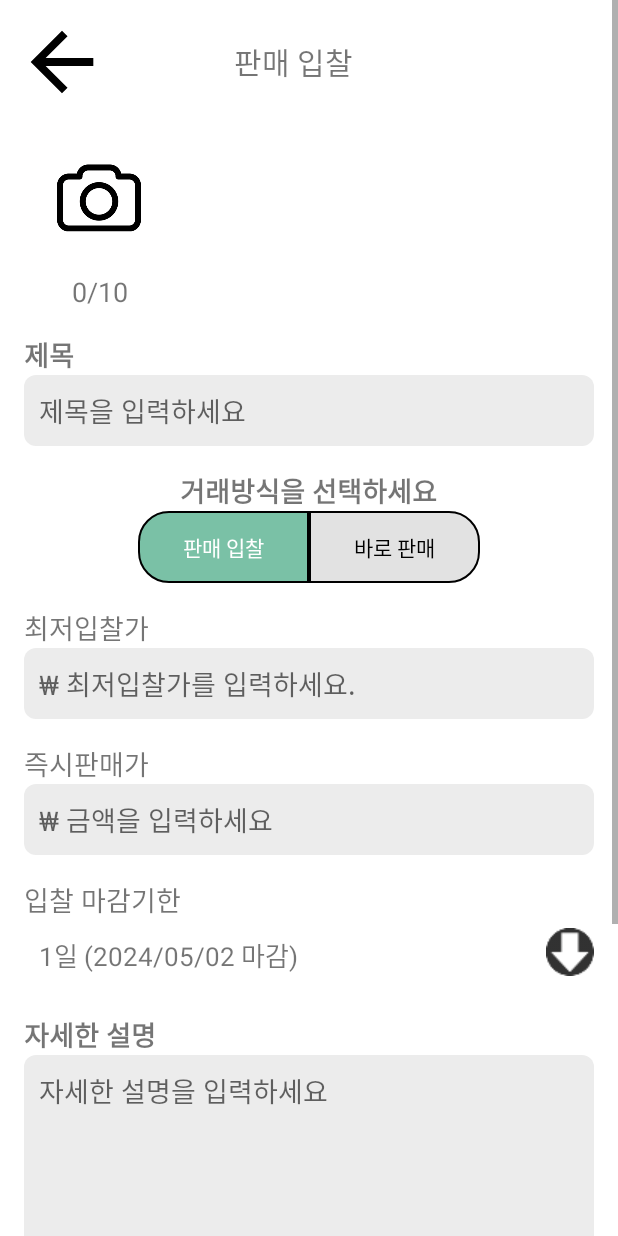
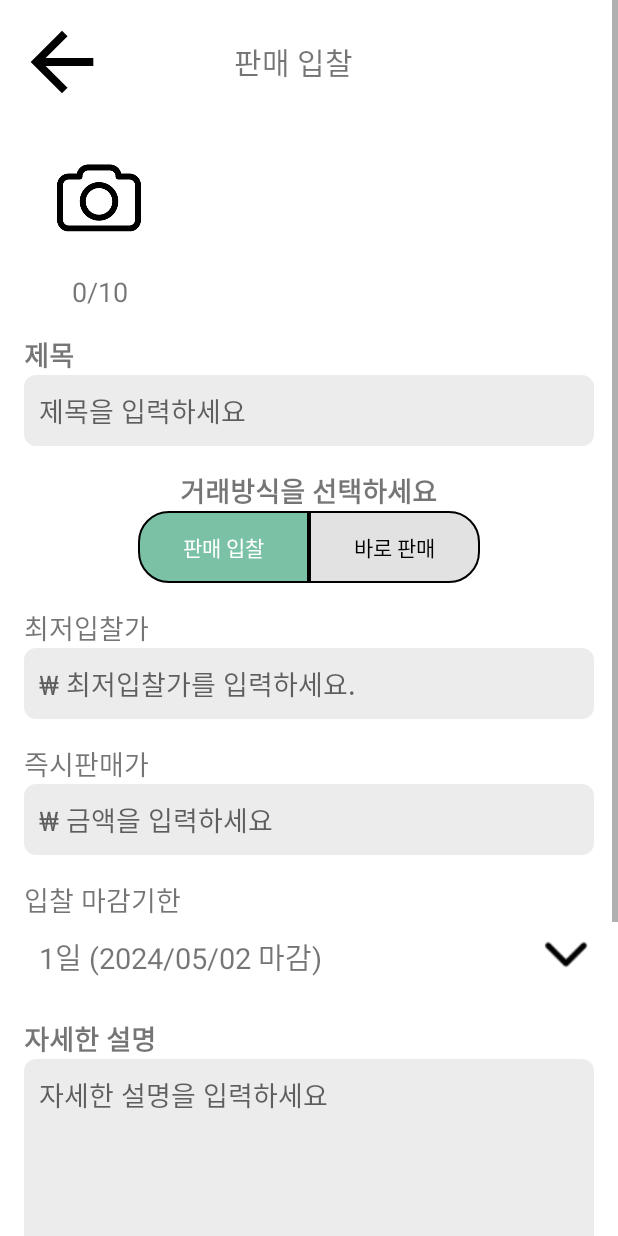
Before and after one commit to Eu1j1n/DailyDeliver, an Android app: the EditPostActivity screen opened directly, with no data from a screen before it, on a phone screen of 412 x 824 dp. Run offline under Robolectric (Android 15) with nearby library versions, the phone set to English and light mode, and no system bars; pictures from the network do not load.

Commit message:
4월 30일 오전한일 - 홈 프래그먼트 리사이클러뷰 아이템 재활용 잘 안되어서 타이머쪽 버그 났던부분 수정 완료 - 입찰쪽에서 버그 났던 부분 수정 완료

```diff
--- a/app/src/main/java/com/example/dailydeliver/ApiService.java
+++ b/app/src/main/java/com/example/dailydeliver/ApiService.java
@@ -74,6 +74,16 @@ public interface ApiService {
             @Query("location") String location,
             @Query("price") String price,
             @Query("userName") String userName
+    );
+
+    @GET("updateBidPrice.php")
+    Call<currentBidPriceData> updateBidPrice(
+            @Query("title") String title,
+            @Query("location") String location,
+            @Query("price") String price,
+            @Query("userName") String userName,
+            @Query("updateBidPrice") int bidPrice,
+            @Query("successfulBidder") String receivedID
     );
 
 
--- a/app/src/main/res/drawable/green_button.xml
+++ b/app/src/main/res/drawable/green_button.xml
@@ -1,6 +1,6 @@
 <?xml version="1.0" encoding="utf-8"?>
 <shape xmlns:android="http://schemas.android.com/apk/res/android"
     android:shape="rectangle">
-    <solid android:color="#7AC1A6"/> <!-- 파스텔 초록색 배경 -->
+    <solid android:color="#FF9614 "/> <!-- 파스텔 초록색 배경 -->
     <corners android:radius="8dp"/> <!-- 테두리를 둥글게 -->
 </shape>
--- a/app/src/main/res/drawable/redbuttonrightselector.xml
+++ b/app/src/main/res/drawable/redbuttonrightselector.xml
@@ -2,7 +2,7 @@
 <selector xmlns:android="http://schemas.android.com/apk/res/android">
     <item android:state_checked="true">
         <shape android:shape="rectangle">
-            <solid android:color="#FF5675" />
+            <solid android:color="#FF9614 " />
             <stroke android:width="1dp" android:color="#000000" />
             <corners android:topRightRadius="20dp" android:bottomRightRadius="20dp"/>
         </shape>
--- a/app/src/main/res/drawable/redbuttonselector.xml
+++ b/app/src/main/res/drawable/redbuttonselector.xml
@@ -2,7 +2,7 @@
 <selector xmlns:android="http://schemas.android.com/apk/res/android">
     <item android:state_checked="true">
         <shape android:shape="rectangle">
-            <solid android:color="#FF5675" />
+            <solid android:color="#FF9614" />
             <stroke android:width="1dp" android:color="#000000" />
             <corners android:topLeftRadius="20dp" android:bottomLeftRadius="20dp"/>
 
--- a/app/src/main/res/layout/activity_edit_post.xml
+++ b/app/src/main/res/layout/activity_edit_post.xml
@@ -243,7 +243,7 @@ tools:context=".Fragment.EditPostActivity">
             android:hint="1일 (2024/04/27 마감)"
             android:background="@color/white"
             android:padding="10dp"
-            android:textSize="17dp"
+            android:textSize="19dp"
 
             android:layout_below="@id/deadLine"
             android:layout_toStartOf="@+id/downButtonImageView" />
@@ -251,9 +251,9 @@ tools:context=".Fragment.EditPostActivity">
         <ImageView
             android:id="@+id/downButtonImageView"
             android:layout_width="wrap_content"
-            android:layout_height="match_parent"
+            android:layout_height="35dp"
             android:layout_marginTop="5dp"
-            android:src="@drawable/ic_downbutton"
+            android:src="@drawable/ic_down"
             android:layout_alignTop="@id/deadLineTextView"
             android:layout_alignParentEnd="true"
             android:foregroundGravity="center_vertical"
--- a/app/src/main/res/layout/activity_product_detail.xml
+++ b/app/src/main/res/layout/activity_product_detail.xml
@@ -194,6 +194,7 @@
                     android:layout_width="wrap_content"
                     android:layout_height="wrap_content"
                     android:text="입찰하기"
+                    android:textColor="@color/white"
                     android:id="@+id/bidUpdateToServerButton"
                     android:background="@drawable/green_button"
                     android:layout_gravity="end"
@@ -205,7 +206,8 @@
                 <android.widget.Button
                     android:layout_width="wrap_content"
                     android:layout_height="wrap_content"
-                    android:text="구매 하기"
+                    android:text="구매하기"
+                    android:textColor="@color/white"
                     android:visibility="gone"
                     android:id="@+id/immediateBuyToServerButton"
                     android:background="@drawable/green_button"
@@ -317,6 +319,7 @@
         <!-- 채팅 버튼 -->
         <android.widget.Button
             android:id="@+id/chatButton"
+            android:textColor="@color/white"
             android:layout_width="wrap_content"
             android:layout_height="wrap_content"
             android:layout_marginEnd="10dp"
--- a/app/src/main/res/layout/postitem.xml
+++ b/app/src/main/res/layout/postitem.xml
@@ -31,12 +31,12 @@
             android:scaleType="centerCrop"
             android:src="@drawable/rocketlogo"/>
 
-        <ImageView
+        <de.hdodenhof.circleimageview.CircleImageView
             android:id="@+id/stickerImageView"
             android:layout_width="38dp"
             android:layout_height="38dp"
             android:visibility="gone"
-            android:src="@drawable/ic_sticker"
+            android:src="@drawable/ic_hammer"
             app:layout_constraintStart_toStartOf="@+id/cardView"
             app:layout_constraintTop_toTopOf="@+id/cardView"
             android:layout_marginStart="3dp"
```
Also changed, not shown: app/src/main/java/com/example/dailydeliver/Fragment/EditPostActivity.java (+18 -0 lines), app/src/main/java/com/example/dailydeliver/Fragment/HomeAdapter.java (+23 -4 lines), app/src/main/java/com/example/dailydeliver/Fragment/ProductDetail.java (+73 -13 lines), app/src/main/res/drawable/ic_down.png (added), app/src/main/res/drawable/ic_hammer.png (added), app/src/main/res/drawable/ic_smile.png (added).
